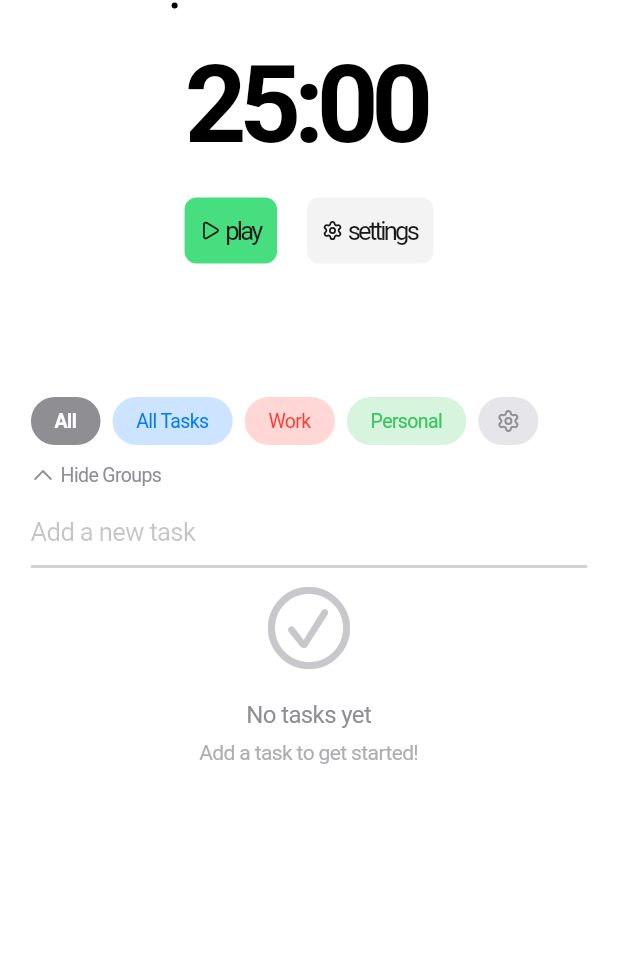
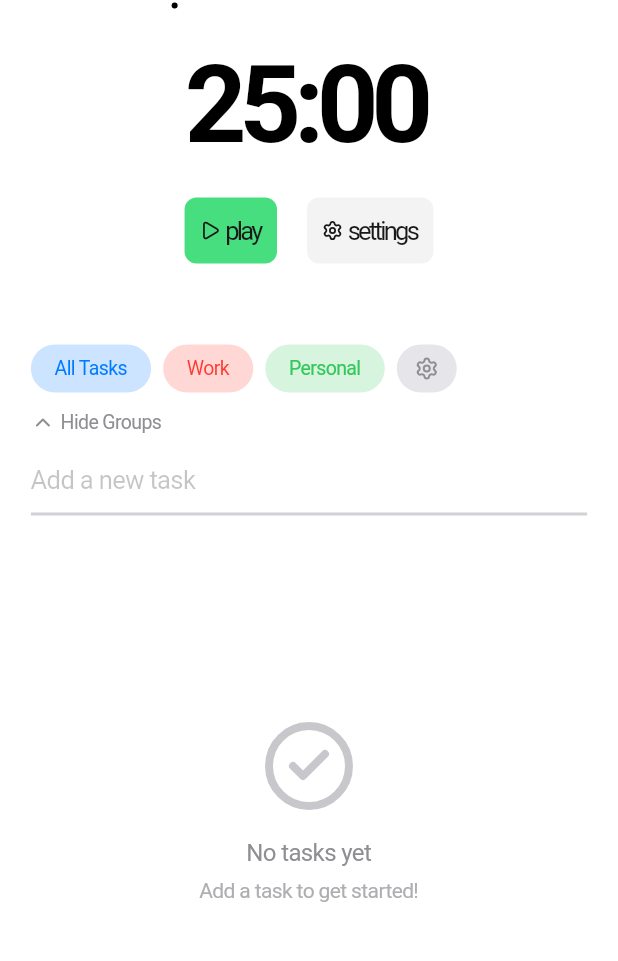
Before and after one commit to MeanRom/flutter-pomodoro, a Flutter app: the screen it shows after launch, on a phone screen of 412 x 824 dp, the part 95-1056 px from its top. Run offline on Flutter 3.47's test engine with Material 3 defaults, Android fonts, the light colour scheme and no system bars; our stand-ins replace audioplayers, flutter_local_notifications, localstorage, lucide_icons_flutter, timezone; missing offline and left inert: live_activities.

Commit message:
feat: reworking display

```diff
--- a/lib/main.dart
+++ b/lib/main.dart
@@ -94,20 +94,25 @@ class _MainAppState extends State<MainApp> with WidgetsBindingObserver {
       home: CupertinoPageScaffold(
         child: Padding(
           padding: const EdgeInsets.symmetric(vertical: 32.0),
-          child: Center(
+          child: LayoutBuilder(
+            builder: (context, constraints) {
+              return Center(
                 child: SizedBox(
                   width: MediaQuery.of(context).size.width > 600
                       ? 500
                       : MediaQuery.of(context).size.width * 0.9,
+                  height: constraints.maxHeight,
                   child: Column(
                     spacing: 10,
                     children: [
                       Navigation(),
                       Center(child: Timer()),
-                  Todo(),
+                      Expanded(child: Todo()),
                     ],
                   ),
                 ),
+              );
+            },
           ),
         ),
       ),
--- a/lib/widgets/todo.dart
+++ b/lib/widgets/todo.dart
@@ -3,7 +3,7 @@ import 'package:flutter/services.dart';
 import 'package:lucide_icons_flutter/lucide_icons.dart';
 import 'package:pomodoro/models/todo_item.dart';
 import 'package:pomodoro/services/provider_todo.dart';
-import 'package:pomodoro/widgets/group_manager_sheet.dart';
+import 'package:pomodoro/routes/group_manager.dart';
 import 'package:provider/provider.dart';
 
 class Todo extends StatefulWidget {
@@ -20,16 +20,14 @@ class _TodoState extends State<Todo> {
   void _showGroupManager(BuildContext context) {
     showCupertinoModalPopup(
       context: context,
-      builder: (context) => const GroupManagerSheet(),
+      builder: (context) => const GroupManager(),
     );
   }
 
   @override
   Widget build(BuildContext context) {
     return Consumer<ProviderTodo>(
-      builder: (context, provider, child) => Padding(
-        padding: const EdgeInsets.only(top: 35.0),
-        child: Column(
+      builder: (context, provider, child) => Column(
         children: [
           // Collapsible group selector section
           AnimatedContainer(
@@ -40,15 +38,6 @@ class _TodoState extends State<Todo> {
                     scrollDirection: Axis.horizontal,
                     padding: const EdgeInsets.symmetric(vertical: 4),
                     children: [
-                        // All tasks button
-                        _GroupChip(
-                          label: 'All',
-                          count: provider.allTodos.length,
-                          color: CupertinoColors.systemGrey,
-                          isSelected: provider.selectedGroupId == null,
-                          onTap: () => provider.selectGroup(null),
-                        ),
-                        const SizedBox(width: 8),
                       // Group chips with task count
                       ...provider.groups.map((group) {
                         final taskCount = provider.allTodos
@@ -68,7 +57,9 @@ class _TodoState extends State<Todo> {
                       // Manage groups button
                       CupertinoButton(
                         padding: const EdgeInsets.symmetric(
-                              horizontal: 12, vertical: 4),
+                          horizontal: 12,
+                          vertical: 4,
+                        ),
                         minSize: 0,
                         borderRadius: BorderRadius.circular(16),
                         color: CupertinoColors.systemGrey5,
@@ -101,8 +92,8 @@ class _TodoState extends State<Todo> {
                     children: [
                       Icon(
                         _isGroupSelectorExpanded
-                              ? CupertinoIcons.chevron_up
-                              : CupertinoIcons.chevron_down,
+                            ? LucideIcons.chevronUp
+                            : LucideIcons.chevronDown,
                         size: 16,
                         color: CupertinoColors.systemGrey,
                       ),
@@ -153,8 +144,8 @@ class _TodoState extends State<Todo> {
                   decoration: BoxDecoration(
                     border: Border(
                       bottom: BorderSide(
-                          color: provider.selectedGroup?.color
-                                  .withOpacity(0.3) ??
+                        color:
+                            provider.selectedGroup?.color.withOpacity(0.3) ??
                             CupertinoColors.systemGrey4,
                         width: 2,
                       ),
@@ -185,7 +176,7 @@ class _TodoState extends State<Todo> {
                       mainAxisAlignment: MainAxisAlignment.center,
                       children: [
                         Icon(
-                            CupertinoIcons.checkmark_circle,
+                          LucideIcons.circleCheck,
                           size: 64,
                           color: CupertinoColors.systemGrey3,
                         ),
@@ -219,8 +210,10 @@ class _TodoState extends State<Todo> {
                         todoItem: todo,
                         index: index,
                         groupColor: provider.groups
-                              .firstWhere((g) => g.id == todo.groupId,
-                                  orElse: () => provider.groups.first)
+                            .firstWhere(
+                              (g) => g.id == todo.groupId,
+                              orElse: () => provider.groups.first,
+                            )
                             .color,
                         onRemove: (idx) => provider.removeTodoAt(idx),
                         onToggleComplete: () =>
@@ -230,7 +223,6 @@ class _TodoState extends State<Todo> {
                   ),
           ),
         ],
-        ),
       ),
     );
   }
@@ -350,8 +342,9 @@ class TodoItemWidget extends StatelessWidget {
               color: todoItem.isCompleted
                   ? CupertinoColors.systemGrey
                   : CupertinoColors.label,
-              decoration:
-                  todoItem.isCompleted ? TextDecoration.lineThrough : null,
+              decoration: todoItem.isCompleted
+                  ? TextDecoration.lineThrough
+                  : null,
             ),
           ),
           onPressed: () {
@@ -361,14 +354,16 @@ class TodoItemWidget extends StatelessWidget {
       );
 
       if (i < delimiters.length) {
-        widgets.add(Text(
+        widgets.add(
+          Text(
             delimiters[i],
             style: TextStyle(
               color: todoItem.isCompleted
                   ? CupertinoColors.systemGrey
                   : CupertinoColors.label,
             ),
-        ));
+          ),
+        );
       }
     }
 
@@ -384,12 +379,7 @@ class TodoItemWidget extends StatelessWidget {
       margin: const EdgeInsets.symmetric(vertical: 8),
       padding: const EdgeInsets.all(12),
       decoration: BoxDecoration(
-        border: Border(
-          left: BorderSide(
-            color: groupColor,
-            width: 3,
-          ),
-        ),
+        border: Border(left: BorderSide(color: groupColor, width: 3)),
         color: CupertinoColors.systemGrey6.withOpacity(0.5),
         borderRadius: BorderRadius.circular(8),
       ),
@@ -402,10 +392,12 @@ class TodoItemWidget extends StatelessWidget {
             onPressed: onToggleComplete,
             child: Icon(
               todoItem.isCompleted
-                  ? CupertinoIcons.check_mark_circled_solid
-                  : CupertinoIcons.circle,
+                  ? LucideIcons.circleCheck
+                  : LucideIcons.circle,
               size: 24,
-              color: todoItem.isCompleted ? groupColor : groupColor.withOpacity(0.5),
+              color: todoItem.isCompleted
+                  ? groupColor
+                  : groupColor.withOpacity(0.5),
             ),
           ),
           const SizedBox(width: 12),
```
Also changed, not shown: lib/routes/group_manager.dart (renamed from lib/widgets/group_manager_sheet.dart, +7 -7 lines). Lines whose indentation alone changed are shown as unchanged.
